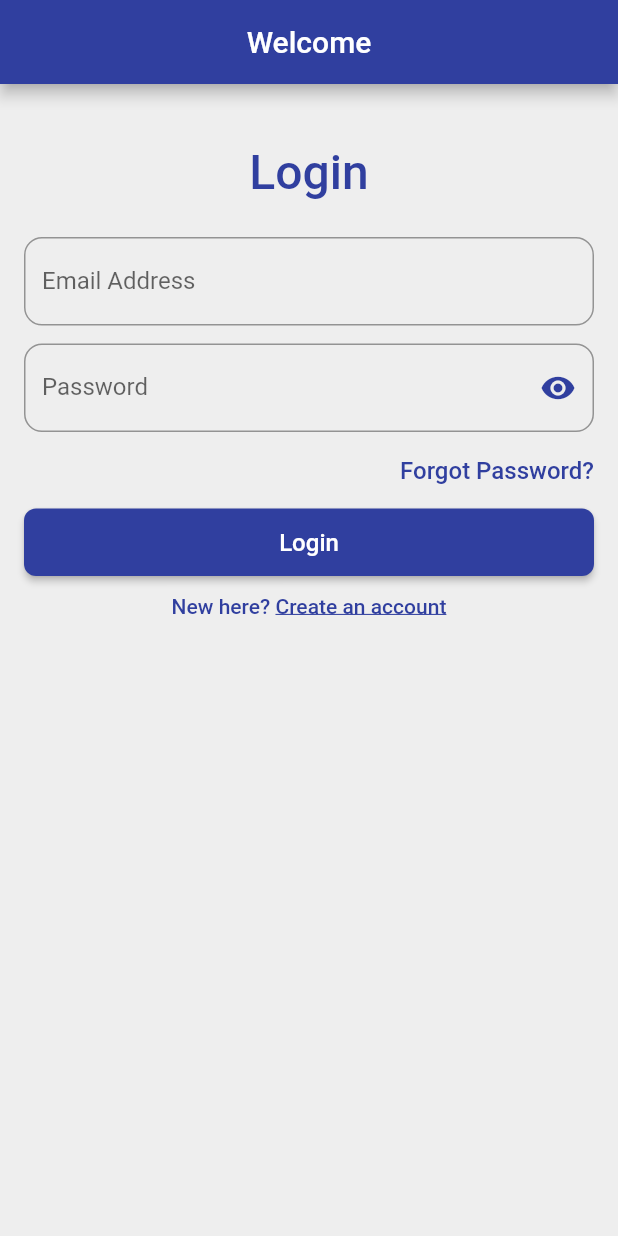
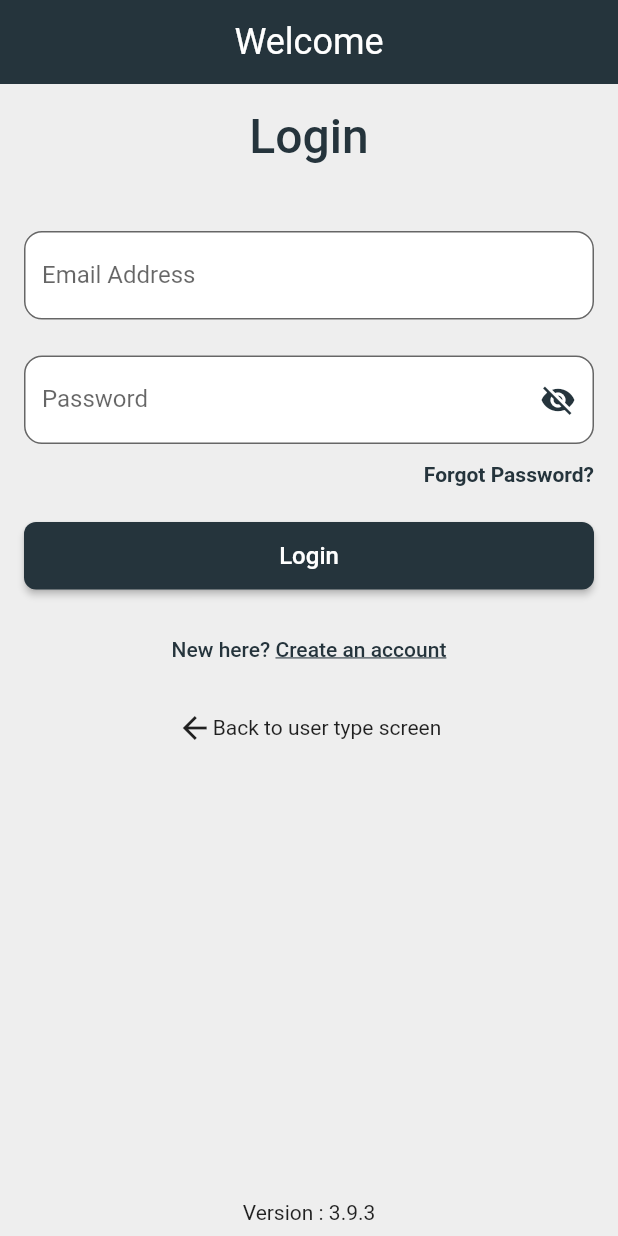
Before and after one commit to Nuhail1/DeliveryApp_Test, a Flutter app: the screen it shows after launch, on a phone screen of 412 x 824 dp. Run offline on Flutter 3.47's test engine with Material 2 defaults, Android fonts, the phone set to English and light mode, and no system bars; our stand-ins replace geocoding, shared_preferences.

Commit message:
Update : Login Screen Design

```diff
--- a/lib/src/screens/loginScreen.dart
+++ b/lib/src/screens/loginScreen.dart
@@ -1,5 +1,4 @@
 // ignore_for_file: use_build_context_synchronously
-
 import 'package:deliveryapp/src/providers/loginProvider.dart';
 import 'package:flutter/material.dart';
 import 'package:provider/provider.dart';
@@ -17,6 +16,8 @@ class LoginScreen extends StatelessWidget {
     // OR Consumer<LoginProvider>(builder: (context, provider, pChild) {
     return Scaffold(
       appBar: AppBar(
+        titleTextStyle: const TextStyle(fontSize: 24),
+        elevation: 0,
         title: const Center(child: Text('Welcome')),
       ),
       body: Container(
@@ -26,34 +27,37 @@ class LoginScreen extends StatelessWidget {
           key: formKey,
           child: Column(
             children: [
-              Container(
-                margin: const EdgeInsets.all(24),
-                child: Text('Login',
-                    style: TextStyle(
-                        color: Theme.of(context).primaryColor,
-                        fontSize: 32,
-                        fontWeight: FontWeight.w500)),
-              ),
+              Text('Login',
+                  style: TextStyle(
+                      color: Theme.of(context).primaryColor,
+                      fontSize: 32,
+                      fontWeight: FontWeight.w500)),
+              AppConstants.loginVerSpace,
+              AppConstants.defSpace,
               TextFormField(
                 controller: lProvider.emailController,
                 decoration: InputDecoration(
+                    filled: true,
+                    fillColor: AppConstants.whiteColor,
                     border: OutlineInputBorder(
                         borderRadius: BorderRadius.circular(12)),
                     labelText: 'Email Address',
                     hintText: 'Enter your email'),
                 validator: lProvider.emailValidator,
               ),
-              AppConstants.defSpace,
+              AppConstants.secSpace,
               TextFormField(
                 controller: lProvider.passwordController,
                 obscureText: lProvider.secure,
                 decoration: InputDecoration(
+                    filled: true,
+                    fillColor: AppConstants.whiteColor,
                     suffixIcon: IconButton(
                         onPressed: () => lProvider.toogleSecure(),
                         icon: Icon(
                           lProvider.secure
-                              ? Icons.remove_red_eye_rounded
-                              : Icons.remove_red_eye_outlined,
+                              ? Icons.visibility_off
+                              : Icons.visibility,
                           color: Theme.of(context).primaryColor,
                         )),
                     border: OutlineInputBorder(
@@ -64,11 +68,11 @@ class LoginScreen extends StatelessWidget {
               ),
               Container(
                 alignment: AlignmentDirectional.centerEnd,
-                padding: const EdgeInsets.symmetric(vertical: 16),
+                padding: const EdgeInsets.only(top: 12, bottom: 24),
                 child: Text('Forgot Password?',
                     style: TextStyle(
-                        fontSize: 16,
-                        fontWeight: FontWeight.w500,
+                        fontSize: 14,
+                        fontWeight: FontWeight.bold,
                         color: Theme.of(context).primaryColor)),
               ),
               SizedBox(
@@ -107,7 +111,7 @@ class LoginScreen extends StatelessWidget {
                               AlwaysStoppedAnimation<Color>(Colors.white)),
                 ),
               ),
-              AppConstants.defSpace,
+              AppConstants.loginVerSpace,
               RichText(
                 text: TextSpan(
                     text: 'New here? ',
@@ -124,10 +128,26 @@ class LoginScreen extends StatelessWidget {
                       )
                     ]),
               ),
+              AppConstants.loginVerSpace,
+              Row(
+                mainAxisAlignment: MainAxisAlignment.center,
+                children: const [
+                  Icon(Icons.arrow_back),
+                  Text('Back to user type screen'),
+                ],
+              ),
             ],
           ),
         ),
       ),
+      bottomNavigationBar: const SafeArea(
+          child: Padding(
+        padding: EdgeInsets.all(8.0),
+        child: Text(
+          'Version : 3.9.3',
+          textAlign: TextAlign.center,
+        ),
+      )),
     );
   }
 }
--- a/lib/src/utils/constants.dart
+++ b/lib/src/utils/constants.dart
@@ -2,25 +2,27 @@ import 'package:flutter/material.dart';
 
 class AppConstants {
   static const MaterialColor themeSwatch = MaterialColor(
-    0xFF303F9F,
+    0xFF25343C,
     <int, Color>{
-      50: Color(0xFF303F9F),
-      100: Color(0xFF303F9F),
-      200: Color(0xFF303F9F),
-      300: Color(0xFF303F9F),
-      400: Color(0xFF303F9F),
-      500: Color(0xFF303F9F),
-      600: Color(0xFF303F9F),
-      700: Color(0xFF303F9F),
-      800: Color(0xFF303F9F),
-      900: Color(0xFF303F9F)
+      50: themeColor,
+      100: themeColor,
+      200: themeColor,
+      300: themeColor,
+      400: themeColor,
+      500: themeColor,
+      600: themeColor,
+      700: themeColor,
+      800: themeColor,
+      900: themeColor
     },
   );
-  static const Color themeColor = Color(0xFF303F9F);
+  static const Color themeColor = Color(0xFF25343C);
   static const Color backgroundColor = Color(0xFFEEEEEE);
   static const Color whiteColor = Color(0xFFFFFFFF);
   static const Color blackColor = Color(0xFF000000);
 
+  static const defSpace = SizedBox(height: 12, width: 12);
+  static const secSpace = SizedBox(height: 24, width: 24);
+  static const loginVerSpace = SizedBox(height: 32);
 
-  static const defSpace = SizedBox(height: 12);
 }
```
